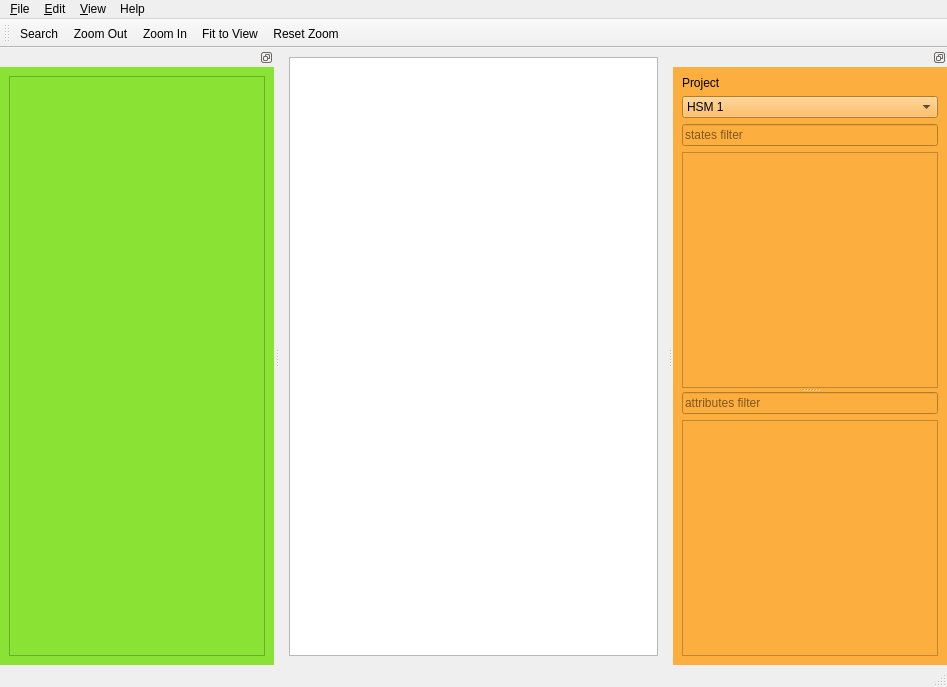
The window that src/view/ui/main.ui (igor-krechetov/hsm-ide) describes before a commit, drawn with Qt 5.
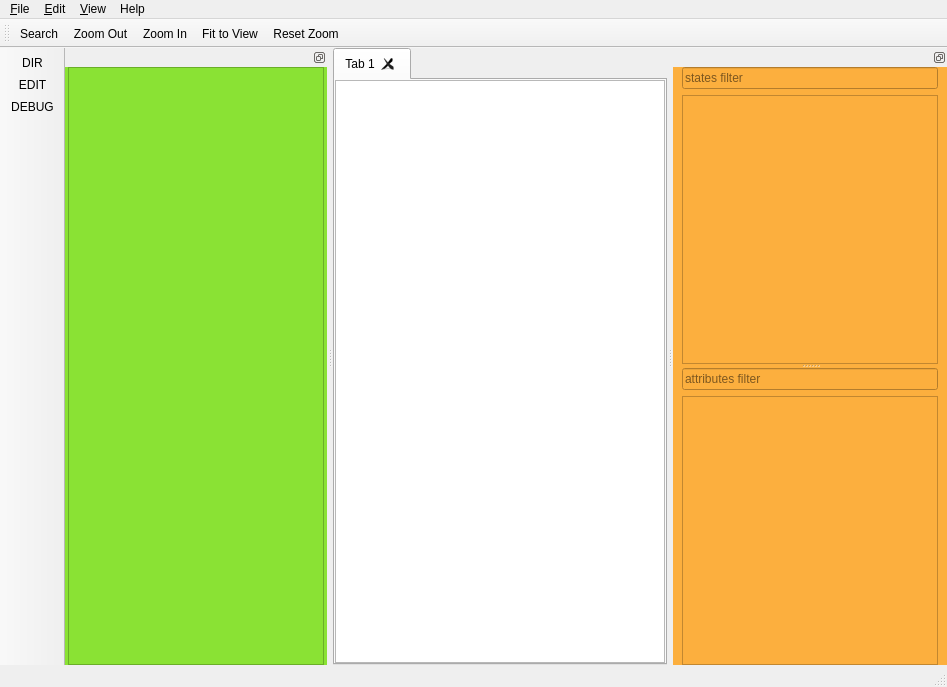
The same window after the commit. The open tabs and pages were chosen to show the change. Icons and pictures are not drawn. Custom widgets are drawn as their Qt base class.

Commit message:
[feat] opening multiple projects
- [REQ-205d1] opening multiple projects simultaniously
- [REQ-205d2] switching between open projects

Patch:
```diff
--- a/src/view/ui/main.ui
+++ b/src/view/ui/main.ui
@@ -28,10 +28,75 @@
    </property>
    <layout class="QVBoxLayout" name="verticalLayout_3">
     <property name="spacing">
-     <number>6</number>
+     <number>0</number>
     </property>
+    <property name="leftMargin">
+     <number>0</number>
+    </property>
+    <property name="topMargin">
+     <number>0</number>
+    </property>
+    <property name="rightMargin">
+     <number>0</number>
+    </property>
+    <property name="bottomMargin">
+     <number>0</number>
+    </property>
     <item>
-     <widget class="HsmGraphicsView" name="mainView"/>
+     <widget class="QTabWidget" name="projectTabs">
+      <property name="tabPosition">
+       <enum>QTabWidget::North</enum>
+      </property>
+      <property name="tabShape">
+       <enum>QTabWidget::Rounded</enum>
+      </property>
+      <property name="currentIndex">
+       <number>0</number>
+      </property>
+      <property name="iconSize">
+       <size>
+        <width>8</width>
+        <height>8</height>
+       </size>
+      </property>
+      <property name="elideMode">
+       <enum>Qt::ElideNone</enum>
+      </property>
+      <property name="documentMode">
+       <bool>false</bool>
+      </property>
+      <property name="tabsClosable">
+       <bool>true</bool>
+      </property>
+      <property name="movable">
+       <bool>true</bool>
+      </property>
+      <property name="tabBarAutoHide">
+       <bool>false</bool>
+      </property>
+      <widget class="QWidget" name="dummyTab">
+       <attribute name="title">
+        <string>Tab 1</string>
+       </attribute>
+       <layout class="QVBoxLayout" name="verticalLayout_2">
+        <property name="leftMargin">
+         <number>0</number>
+        </property>
+        <property name="topMargin">
+         <number>0</number>
+        </property>
+        <property name="rightMargin">
+         <number>0</number>
+        </property>
+        <property name="bottomMargin">
+         <number>0</number>
+        </property>
+        <item>
+         <widget class="HsmGraphicsView" name="dummyView"/>
+        </item>
+       </layout>
+      </widget>
+     </widget>
     </item>
    </layout>
   </widget>
@@ -135,27 +200,12 @@
    </attribute>
    <widget class="QWidget" name="dockWidgetContents_2">
     <layout class="QVBoxLayout" name="verticalLayout_4">
-     <item>
-      <widget class="QLabel" name="label">
-       <property name="text">
-        <string>Project</string>
-       </property>
-      </widget>
-     </item>
-     <item>
-      <widget class="QComboBox" name="comboBox">
-       <item>
-        <property name="text">
-         <string>HSM 1</string>
-        </property>
-       </item>
-       <item>
-        <property name="text">
-         <string>HSM 2</string>
-        </property>
-       </item>
-      </widget>
-     </item>
+     <property name="topMargin">
+      <number>0</number>
+     </property>
+     <property name="bottomMargin">
+      <number>0</number>
+     </property>
      <item>
       <widget class="QSplitter" name="splitter">
        <property name="orientation">
@@ -219,7 +269,59 @@
     <number>1</number>
    </attribute>
    <widget class="QWidget" name="dockWidgetContents_4">
+    <property name="maximumSize">
+     <size>
+      <width>16777215</width>
+      <height>16777215</height>
+     </size>
+    </property>
     <layout class="QVBoxLayout" name="verticalLayout">
+     <property name="leftMargin">
+      <number>3</number>
+     </property>
+     <property name="topMargin">
+      <number>0</number>
+     </property>
+     <property name="rightMargin">
+      <number>3</number>
+     </property>
+     <property name="bottomMargin">
+      <number>0</number>
+     </property>
+     <item>
+      <widget class="QStackedWidget" name="stackedWidget">
+       <property name="frameShape">
+        <enum>QFrame::NoFrame</enum>
+       </property>
+       <property name="frameShadow">
+        <enum>QFrame::Plain</enum>
+       </property>
+       <property name="currentIndex">
+        <number>1</number>
+       </property>
+       <widget class="QWidget" name="pageElements">
+        <property name="maximumSize">
+         <size>
+          <width>16777215</width>
+          <height>16777215</height>
+         </size>
+        </property>
+        <layout class="QVBoxLayout" name="verticalLayout_5">
+         <property name="spacing">
+          <number>0</number>
+         </property>
+         <property name="leftMargin">
+          <number>0</number>
+         </property>
+         <property name="topMargin">
+          <number>0</number>
+         </property>
+         <property name="rightMargin">
+          <number>0</number>
+         </property>
+         <property name="bottomMargin">
+          <number>0</number>
+         </property>
      <item>
       <widget class="HsmElementsList" name="listHsmElements">
        <property name="editTriggers">
@@ -271,6 +373,63 @@
      </item>
     </layout>
    </widget>
+       <widget class="QWidget" name="pageWorkspace">
+        <layout class="QVBoxLayout" name="verticalLayout_6">
+         <property name="spacing">
+          <number>0</number>
+         </property>
+         <property name="leftMargin">
+          <number>0</number>
+         </property>
+         <property name="topMargin">
+          <number>0</number>
+         </property>
+         <property name="rightMargin">
+          <number>0</number>
+         </property>
+         <property name="bottomMargin">
+          <number>0</number>
+         </property>
+         <item>
+          <widget class="QTreeView" name="workspaceTree"/>
+         </item>
+        </layout>
+       </widget>
+       <widget class="QWidget" name="pageDebug">
+        <layout class="QVBoxLayout" name="verticalLayout_7">
+         <item>
+          <widget class="QLabel" name="label">
+           <property name="text">
+            <string>DEBUG</string>
+           </property>
+          </widget>
+         </item>
+        </layout>
+       </widget>
+      </widget>
+     </item>
+    </layout>
+   </widget>
+  </widget>
+  <widget class="QToolBar" name="leftSideBar">
+   <property name="windowTitle">
+    <string>toolBar_2</string>
+   </property>
+   <property name="movable">
+    <bool>false</bool>
+   </property>
+   <property name="floatable">
+    <bool>false</bool>
+   </property>
+   <attribute name="toolBarArea">
+    <enum>LeftToolBarArea</enum>
+   </attribute>
+   <attribute name="toolBarBreak">
+    <bool>false</bool>
+   </attribute>
+   <addaction name="actionShowTabWorkspace"/>
+   <addaction name="actionShowTabHsmElements"/>
+   <addaction name="actionShowTabDebug"/>
   </widget>
   <action name="actionOpenHsm">
    <property name="text">
@@ -447,6 +606,64 @@
     <string>Save As...</string>
    </property>
   </action>
+  <action name="actionShowTabHsmElements">
+   <property name="checkable">
+    <bool>true</bool>
+   </property>
+   <property name="icon">
+    <iconset resource="../res/resources.qrc">
+     <normaloff>:/icons/side-bar/side-bar/edit.png</normaloff>:/icons/side-bar/side-bar/edit.png</iconset>
+   </property>
+   <property name="text">
+    <string>EDIT</string>
+   </property>
+   <property name="toolTip">
+    <string>Edit</string>
+   </property>
+  </action>
+  <action name="actionShowTabWorkspace">
+   <property name="checkable">
+    <bool>true</bool>
+   </property>
+   <property name="icon">
+    <iconset resource="../res/resources.qrc">
+     <normaloff>:/icons/side-bar/side-bar/workdir.png</normaloff>:/icons/side-bar/side-bar/workdir.png</iconset>
+   </property>
+   <property name="text">
+    <string>DIR</string>
+   </property>
+   <property name="shortcut">
+    <string>Ctrl+Shift+B</string>
+   </property>
+  </action>
+  <action name="actionShowTabDebug">
+   <property name="checkable">
+    <bool>true</bool>
+   </property>
+   <property name="icon">
+    <iconset resource="../res/resources.qrc">
+     <normaloff>:/icons/side-bar/side-bar/debug.png</normaloff>:/icons/side-bar/side-bar/debug.png</iconset>
+   </property>
+   <property name="text">
+    <string>DEBUG</string>
+   </property>
+   <property name="toolTip">
+    <string>Debug</string>
+   </property>
+  </action>
+  <action name="actionCloseCurrent">
+   <property name="text">
+    <string>Close Current</string>
+   </property>
+   <property name="shortcut">
+    <string>Ctrl+W</string>
+   </property>
+  </action>
+  <action name="actionCloseAll">
+   <property name="text">
+    <string>Close All</string>
+   </property>
+  </action>
  </widget>
  <customwidgets>
   <customwidget>
```
Left out of the diff: 61 changed lines with no effect on the pictures. Lines whose indentation alone changed are shown as unchanged. The commit also changes 29 other files.
